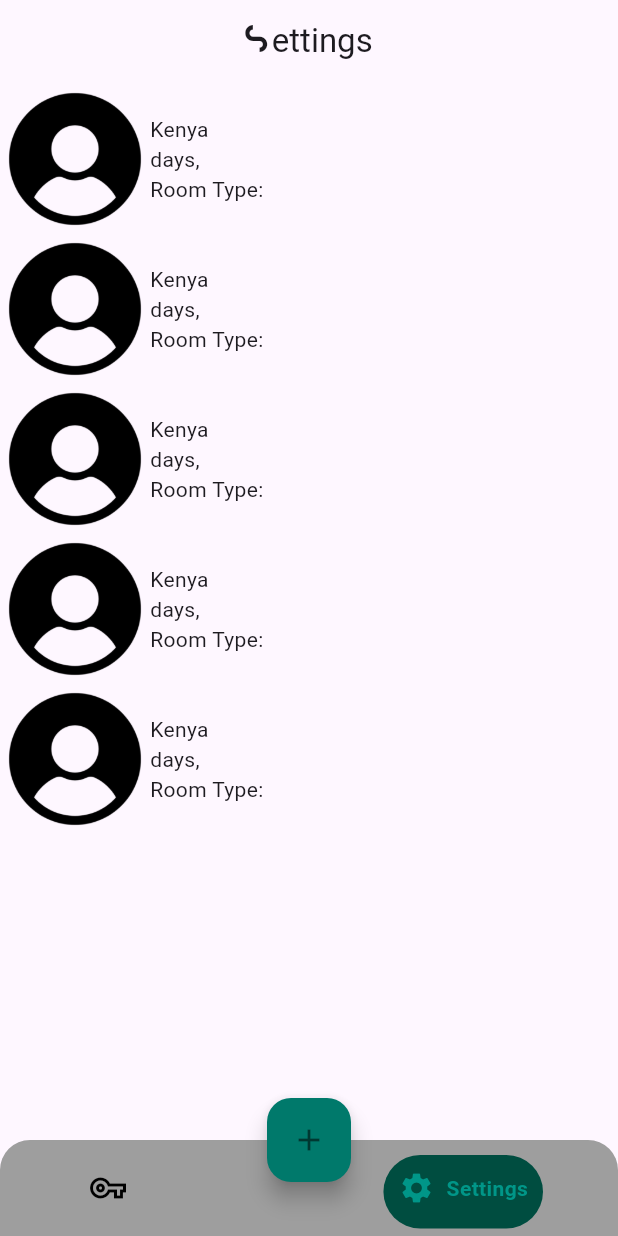
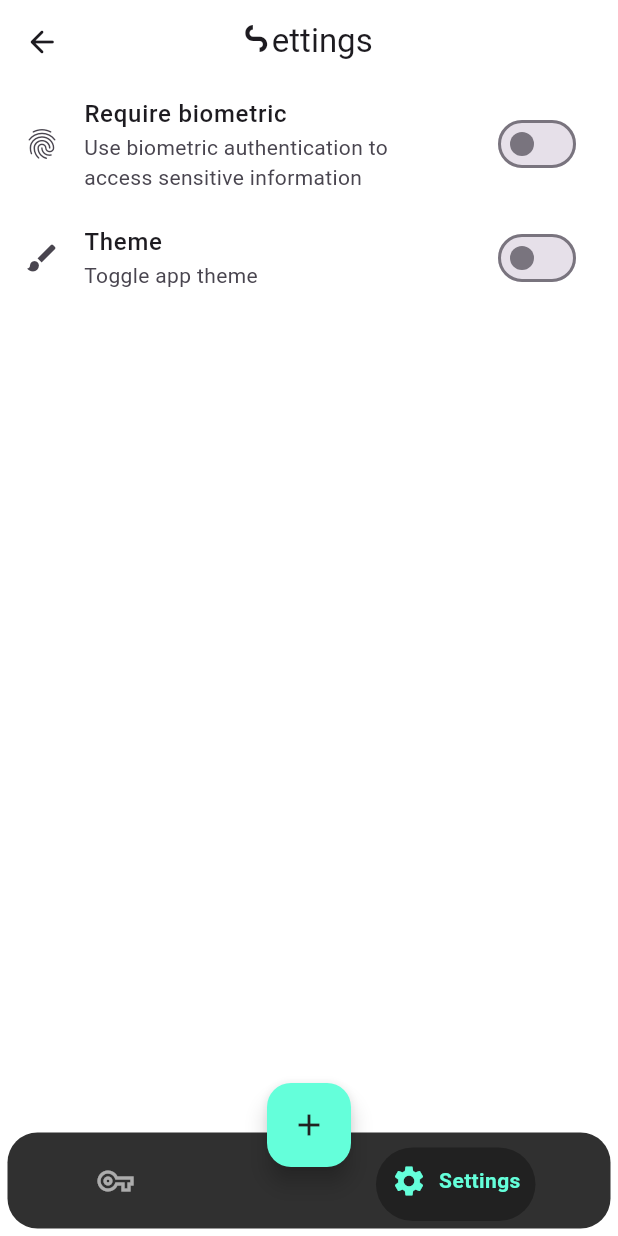
Before and after one commit to onlyian/PasswordManager, a Flutter app: the screen it shows after launch, item 2 of the bottom bar chosen, on a phone screen of 412 x 824 dp. Run offline on Flutter 3.47's test engine with Material 3 defaults, Android fonts, the light colour scheme and no system bars; drawn by our look-alikes of google_nav_bar; our stand-ins replace flutter_svg, get, get_storage; network calls fail.

Commit message:
feat: Updated UI and added biometric authentication
- Updated the UI of the bottom navigation bar in `HomeScreen.dart` with new colors and styling.
- Added a switch for biometric authentication in the `Settings.dart` screen.
- Updated the background color of the `Home.dart` screen to white.
- Added `favicon` and `cached_network_image` dependencies in `pubspec.yaml`.
- Registered `SqflitePlugin` in `macos/Flutter/GeneratedPluginRegistrant.swift`.

```diff
--- a/lib/views/screens/Home.dart
+++ b/lib/views/screens/Home.dart
@@ -59,7 +59,7 @@ class _HomeState extends State<Home> with SingleTickerProviderStateMixin {
     return DefaultTabController(
       length: 3,
       child: Scaffold(
-        backgroundColor: Colors.grey[300],
+        backgroundColor: Colors.white,
         body: SafeArea(
           child: Column(
             children: [
--- a/lib/views/screens/HomeScreen.dart
+++ b/lib/views/screens/HomeScreen.dart
@@ -7,7 +7,7 @@ import 'package:login_screen/views/screens/Settings.dart';
 
 
 final HomeScreenController homeScreenController = Get.put(HomeScreenController());
-final List<Widget> myScreens=[const Home(),const Settings()];
+final List<Widget> myScreens=[const Home(), const Settings()];
 
 class HomeScreen extends StatelessWidget {
   const HomeScreen({super.key});
@@ -18,18 +18,21 @@ class HomeScreen extends StatelessWidget {
 
       extendBodyBehindAppBar: true,
       bottomNavigationBar: Obx(() => Container(
+        padding: EdgeInsets.all(5),
+        color: Colors.white,
+        child: Container(
           decoration: BoxDecoration(
-          color: Colors.grey.shade500,
-          borderRadius: BorderRadius.only(topRight: Radius.circular(20),topLeft:  Radius.circular(20),)
+            color: Color(0xFF303030),
+            borderRadius: BorderRadius.all(Radius.circular(20),)
           ),
           child: Padding(
             padding: const EdgeInsets.fromLTRB(50, 10, 50, 5),
             child: GNav(
               padding: EdgeInsets.fromLTRB(10, 10, 10, 15),
-            backgroundColor: Colors.grey.shade500,
-            color: Colors.black,
-            activeColor: Colors.teal,
-            tabBackgroundColor: Colors.teal.shade900,
+              backgroundColor: Color(0xFF303030),
+              color: Colors.white60,
+              activeColor: Color(0xFF64FFDA),
+              tabBackgroundColor: Color(0xFF212121),
               gap: 8,
               tabs:
                 [
@@ -44,6 +47,7 @@ class HomeScreen extends StatelessWidget {
                 ],
               selectedIndex: homeScreenController.selectedScreenIndex.value,
               onTabChange: (index) =>homeScreenController.updateSelectedIndex(index),
+            ),
           ),
         ),
       ),
@@ -76,8 +80,8 @@ class HomeScreen extends StatelessWidget {
 
         },
         // onPressed: ()=> bottomModal(context),
-        backgroundColor: Colors.teal[700],
-        child: Icon(Icons.add, color: Colors.black54,),
+        backgroundColor:  Color(0xFF64FFDA),
+        child: Icon(Icons.add, color: Color(0xFF212121),),
       ),
 
 body: Obx(() {
--- a/lib/views/screens/Settings.dart
+++ b/lib/views/screens/Settings.dart
@@ -1,16 +1,17 @@
 import 'package:flutter/material.dart';
-import 'package:flutter_svg/flutter_svg.dart';
-
-import '../../configs/constants.dart';
-import '../widgets/mywidgets.dart';
 
 class Settings extends StatelessWidget {
   const Settings({super.key});
 
   @override
   Widget build(BuildContext context) {
+    bool isSwitched =false;
+
     return Scaffold(
+      backgroundColor: Colors.white,
       appBar: AppBar(
+        leading: IconButton(onPressed: (){},
+            icon: Icon(Icons.arrow_back_rounded)),
 
         title: Text('Settings',
           style: TextStyle(fontFamily: 'Anurati'),
@@ -20,25 +21,31 @@ class Settings extends StatelessWidget {
         elevation: 0,
       ),
 
-      body: ListView.builder(
-          itemCount: 5,
-          itemBuilder: (context, index) =>
-              Row(
-                children: [
-                  Image.asset(
-                      "assets/images/user.png", height: 100, width: 100),
-                  Column(
-                    crossAxisAlignment: CrossAxisAlignment.start,
-                    children: [
-                      Text('Kenya'),
-                      Text("days,"),
-                      Text("Room Type:")
-                    ],
-                  ),
+      body: Column(
+               children: [
+                 ListTile(
+                   leading: Icon(Icons.fingerprint),
+                   title: Text("Require biometric",style: TextStyle(fontWeight: FontWeight.w500),),
+                   subtitle: Padding( padding: EdgeInsets.fromLTRB(0, 0, 20, 0),
+                       child:  Text("Use biometric authentication to access sensitive information")),
+                   trailing: Switch(value: isSwitched, onChanged: (value){}),
+                 ),
+                 // ListTile(
+                 //   leading: Icon(Icons.location_on_rounded),
+                 //   trailing: Icon(Icons.location_on_rounded),
+                 //   title: Icon(Icons.brush_rounded),
+                 //   subtitle: Icon(Icons.brush_rounded),
+                 // ),
+                 ListTile(
+                   leading: Icon(Icons.brush_rounded),
+                   title: Text("Theme",style: TextStyle(fontWeight: FontWeight.w500),),
+                   subtitle: Text("Toggle app theme"),
+                   trailing: Switch(value: isSwitched, onChanged: (value){}),
+                 ),
 
-                ],
-              )
-      ),
+               ],
+             ),
+
     );
   }
 }
--- a/pubspec.yaml
+++ b/pubspec.yaml
@@ -35,11 +35,15 @@ dependencies:
   get_storage: ^2.1.1
 
 
+
   # The following adds the Cupertino Icons font to your application.
   # Use with the CupertinoIcons class for iOS style icons.
   cupertino_icons: ^1.0.8
   flutter_svg: ^2.0.17
   google_nav_bar: ^5.0.7
+  favicon: ^1.1.2
+  cached_network_image: ^3.4.1
+
 
 dev_dependencies:
   flutter_test:
```
Also changed, not shown: lib/configs/constants.dart (+85 -1 lines), pubspec.lock, 5 other files. Lines whose indentation alone changed are shown as unchanged.
